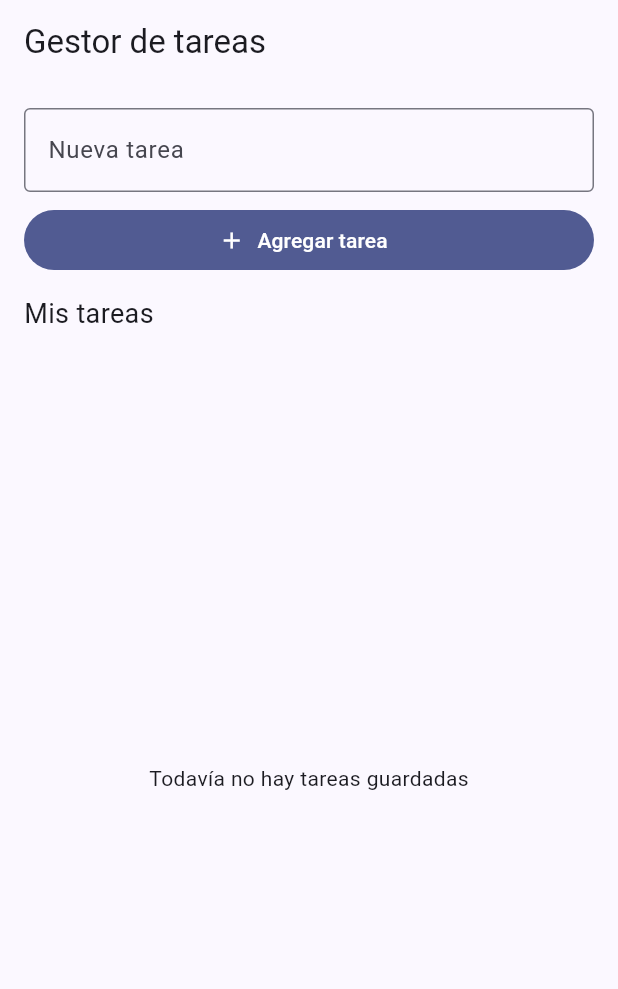
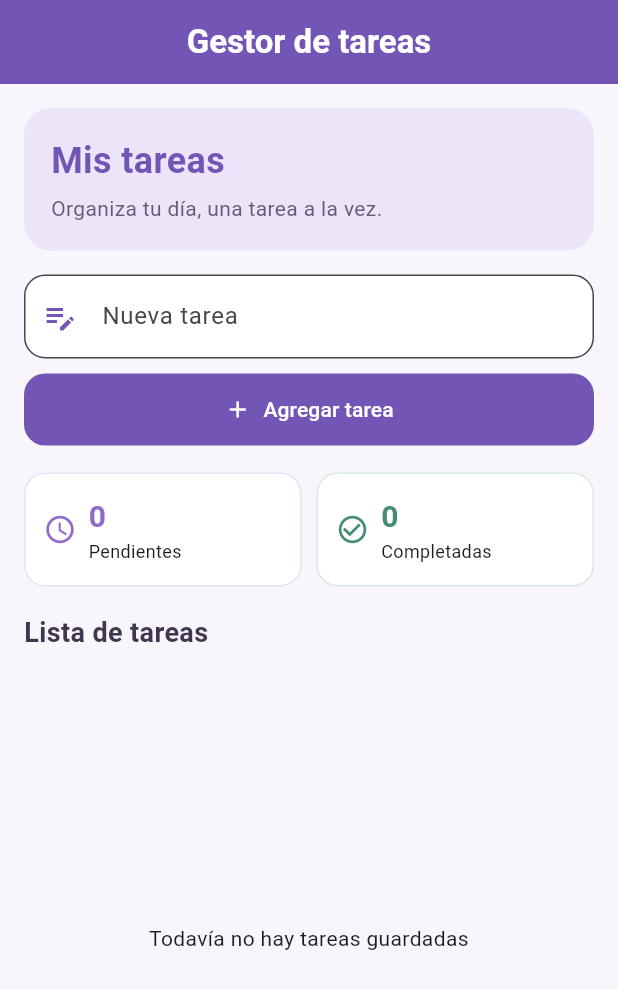
Before and after one commit to DannaMajhli/gestor_tareas_local, a Flutter app: the screen it shows after launch, on a phone screen of 412 x 824 dp. Shown: the top 989 px of the screen. Run offline on Flutter 3.47's test engine with Material 3 defaults, Android fonts, the phone set to English and light mode, and no system bars; our stand-ins replace drift, drift_flutter; accounts and stored records are empty; generated files the repository leaves out were written again.

Commit message:
Personalice la interfaz

```diff
--- a/lib/screens/tareas_page.dart
+++ b/lib/screens/tareas_page.dart
@@ -17,6 +17,9 @@ class _TareasPageState extends State<TareasPage> {
 
   List<Tarea> _tareas = [];
   bool _cargando = true;
+
+  static const Color _morado = Color(0xFF7255B5);
+  static const Color _fondo = Color(0xFFF8F6FC);
 
   @override
   void initState() {
@@ -142,42 +145,150 @@ class _TareasPageState extends State<TareasPage> {
 
   @override
   Widget build(BuildContext context) {
+    final completadas = _tareas.where((t) => t.completada).length;
+    final pendientes = _tareas.length - completadas;
+
     return Scaffold(
-      appBar: AppBar(title: const Text('Gestor de tareas')),
-      body: Padding(
+      backgroundColor: _fondo,
+      appBar: AppBar(
+        title: const Text(
+          'Gestor de tareas',
+          style: TextStyle(fontWeight: FontWeight.bold),
+        ),
+        centerTitle: true,
+        backgroundColor: _morado,
+        foregroundColor: Colors.white,
+      ),
+      body: SafeArea(
+        child: Padding(
           padding: const EdgeInsets.all(16),
           child: Column(
             crossAxisAlignment: CrossAxisAlignment.stretch,
             children: [
+              // Encabezado personalizado
+              Container(
+                padding: const EdgeInsets.all(18),
+                decoration: BoxDecoration(
+                  color: const Color(0xFFECE5FA),
+                  borderRadius: BorderRadius.circular(18),
+                ),
+                child: const Column(
+                  crossAxisAlignment: CrossAxisAlignment.start,
+                  children: [
+                    Text(
+                      'Mis tareas',
+                      style: TextStyle(
+                        fontSize: 24,
+                        fontWeight: FontWeight.bold,
+                        color: _morado,
+                      ),
+                    ),
+                    SizedBox(height: 5),
+                    Text(
+                      'Organiza tu día, una tarea a la vez.',
+                      style: TextStyle(fontSize: 14, color: Color(0xFF655B75)),
+                    ),
+                  ],
+                ),
+              ),
+              const SizedBox(height: 16),
+
+              // Campo para agregar tareas
               TextField(
                 controller: _tituloController,
-              decoration: const InputDecoration(
+                decoration: InputDecoration(
                   labelText: 'Nueva tarea',
-                border: OutlineInputBorder(),
+                  prefixIcon: const Icon(Icons.edit_note, color: _morado),
+                  filled: true,
+                  fillColor: Colors.white,
+                  border: OutlineInputBorder(
+                    borderRadius: BorderRadius.circular(14),
+                  ),
+                ),
+              ),
+              const SizedBox(height: 10),
+
+              // Botón principal
+              FilledButton.icon(
+                onPressed: _agregarTarea,
+                style: FilledButton.styleFrom(
+                  backgroundColor: _morado,
+                  padding: const EdgeInsets.symmetric(vertical: 14),
+                  shape: RoundedRectangleBorder(
+                    borderRadius: BorderRadius.circular(14),
+                  ),
+                ),
+                icon: const Icon(Icons.add),
+                label: const Text('Agregar tarea'),
+              ),
+              const SizedBox(height: 18),
+
+              // Contadores
+              Row(
+                children: [
+                  Expanded(
+                    child: _contador(
+                      'Pendientes',
+                      pendientes,
+                      Icons.schedule,
+                      const Color(0xFF9468C9),
+                    ),
+                  ),
+                  const SizedBox(width: 10),
+                  Expanded(
+                    child: _contador(
+                      'Completadas',
+                      completadas,
+                      Icons.check_circle_outline,
+                      const Color(0xFF438C77),
+                    ),
+                  ),
+                ],
+              ),
+              const SizedBox(height: 18),
+
+              const Text(
+                'Lista de tareas',
+                style: TextStyle(
+                  fontSize: 18,
+                  fontWeight: FontWeight.bold,
+                  color: Color(0xFF40364F),
                 ),
               ),
               const SizedBox(height: 8),
-            FilledButton.icon(
-              onPressed: _agregarTarea,
-              icon: const Icon(Icons.add),
-              label: const Text('Agregar tarea'),
-            ),
-            const SizedBox(height: 12),
-            const Text('Mis tareas', style: TextStyle(fontSize: 18)),
-            const SizedBox(height: 8),
+
+              // Lista de tareas guardadas
               Expanded(
                 child: _cargando
                     ? const Center(child: CircularProgressIndicator())
                     : _tareas.isEmpty
-                  ? const Center(child: Text('Todavía no hay tareas guardadas'))
+                    ? const Center(
+                        child: Text(
+                          'Todavía no hay tareas guardadas',
+                          textAlign: TextAlign.center,
+                        ),
+                      )
                     : ListView.builder(
                         itemCount: _tareas.length,
                         itemBuilder: (context, index) {
                           final tarea = _tareas[index];
 
                           return Card(
+                            margin: const EdgeInsets.only(bottom: 10),
+                            elevation: 1,
+                            color: tarea.completada
+                                ? const Color(0xFFE9F5EF)
+                                : Colors.white,
+                            shape: RoundedRectangleBorder(
+                              borderRadius: BorderRadius.circular(16),
+                            ),
                             child: ListTile(
+                              contentPadding: const EdgeInsets.symmetric(
+                                horizontal: 10,
+                                vertical: 5,
+                              ),
                               leading: Checkbox(
+                                activeColor: _morado,
                                 value: tarea.completada,
                                 onChanged: (valor) {
                                   if (valor != null) {
@@ -188,23 +299,37 @@ class _TareasPageState extends State<TareasPage> {
                               title: Text(
                                 tarea.titulo,
                                 style: TextStyle(
+                                  fontWeight: FontWeight.w600,
+                                  color: tarea.completada
+                                      ? const Color(0xFF56826D)
+                                      : const Color(0xFF40364F),
                                   decoration: tarea.completada
                                       ? TextDecoration.lineThrough
                                       : null,
                                 ),
                               ),
-                            subtitle: Text('ID: ${tarea.id}'),
+                              subtitle: Text(
+                                tarea.completada
+                                    ? 'Completada · ID: ${tarea.id}'
+                                    : 'Pendiente · ID: ${tarea.id}',
+                              ),
                               trailing: Row(
                                 mainAxisSize: MainAxisSize.min,
                                 children: [
                                   IconButton(
                                     tooltip: 'Editar',
-                                  icon: const Icon(Icons.edit),
+                                    icon: const Icon(
+                                      Icons.edit_outlined,
+                                      color: _morado,
+                                    ),
                                     onPressed: () => _editarTarea(tarea),
                                   ),
                                   IconButton(
                                     tooltip: 'Eliminar',
-                                  icon: const Icon(Icons.delete_outline),
+                                    icon: const Icon(
+                                      Icons.delete_outline,
+                                      color: Color(0xFFBF6277),
+                                    ),
                                     onPressed: () => _eliminarTarea(tarea),
                                   ),
                                 ],
@@ -217,6 +342,41 @@ class _TareasPageState extends State<TareasPage> {
             ],
           ),
         ),
+      ),
+    );
+  }
+
+  // Tarjeta pequeña con el número de tareas
+  Widget _contador(String titulo, int cantidad, IconData icono, Color color) {
+    return Container(
+      padding: const EdgeInsets.symmetric(horizontal: 12, vertical: 14),
+      decoration: BoxDecoration(
+        color: Colors.white,
+        borderRadius: BorderRadius.circular(14),
+        border: Border.all(color: color.withValues(alpha: 0.2)),
+      ),
+      child: Row(
+        children: [
+          Icon(icono, color: color, size: 22),
+          const SizedBox(width: 8),
+          Expanded(
+            child: Column(
+              crossAxisAlignment: CrossAxisAlignment.start,
+              children: [
+                Text(
+                  '$cantidad',
+                  style: TextStyle(
+                    fontSize: 20,
+                    fontWeight: FontWeight.bold,
+                    color: color,
+                  ),
+                ),
+                Text(titulo, style: const TextStyle(fontSize: 12)),
+              ],
+            ),
+          ),
+        ],
+      ),
     );
   }
 }
```
Lines whose indentation alone changed are shown as unchanged.
